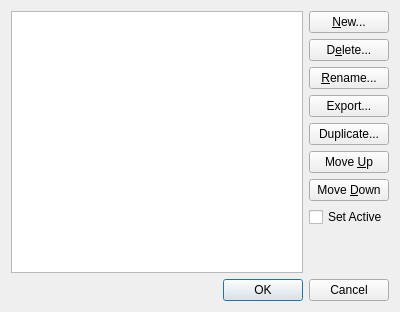
First picture: the form in lclib/qt/lc_qmodellistdialog.ui, repository trevorsandy/lpub3d-ci, before the edit.
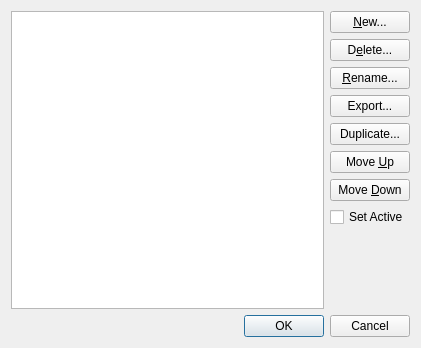
Second picture: the form after the edit.

```diff
--- a/lclib/qt/lc_qmodellistdialog.ui
+++ b/lclib/qt/lc_qmodellistdialog.ui
@@ -6,8 +6,8 @@
    <rect>
     <x>0</x>
     <y>0</y>
-    <width>400</width>
-    <height>312</height>
+    <width>421</width>
+    <height>348</height>
    </rect>
   </property>
   <property name="windowTitle">
```
